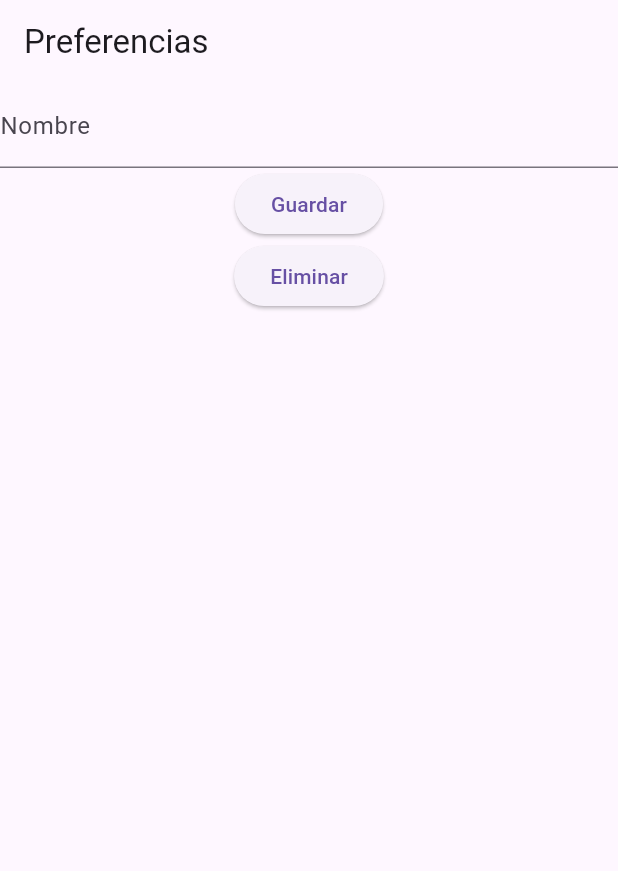
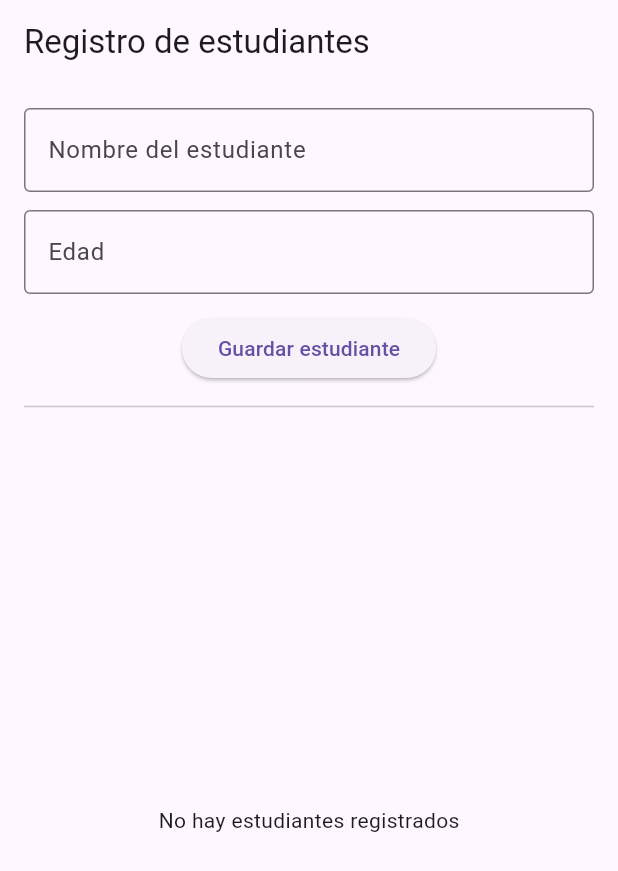
Before and after one commit to cristiansapi/APLICACIONES-MOVILES-2026-2, a Flutter app: the screen it shows after launch, on a phone screen of 412 x 824 dp. Shown: the top 871 px of the screen. Run offline on Flutter 3.47's test engine with Material 3 defaults, Android fonts, the phone set to English and light mode, and no system bars; our stand-ins replace shared_preferences, sqflite; accounts and stored records are empty.

Commit message:
sql lite

```diff
--- /dev/null
+++ b/lib/controllers/estudiante_controller.dart
@@ -0,0 +1,47 @@
+import 'package:flutter/material.dart';
+
+import '../models/estudiante.dart';
+import '../repository/estudiante_repository.dart';
+
+class EstudianteController extends ChangeNotifier {
+
+  final _repository = EstudianteRepository();
+  List<Estudiante> estudiantes = [];
+  bool cargando = false;
+
+  // LISTAR
+  Future<void> listar() async {
+    cargando = true;
+    notifyListeners();
+    try {
+      estudiantes = await _repository.listar();
+
+    } finally {
+      cargando = false;
+      notifyListeners();
+    }
+  }
+
+  // INSERTAR
+  Future<void> insertar(String nombre, int edad) async {
+    final estudiante = Estudiante(
+      nombre: nombre,
+      edad: edad,
+    );
+
+    await _repository.insertar(estudiante);
+    await listar();
+  }
+
+  // ACTUALIZAR
+  Future<void> actualizar(Estudiante estudiante) async {
+    await _repository.actualizar(estudiante);
+    await listar();
+  }
+
+  // ELIMINAR
+  Future<void> eliminar(int id) async {
+    await _repository.eliminar(id);
+    await listar();
+  }
+}
--- a/lib/main.dart
+++ b/lib/main.dart
@@ -1,4 +1,5 @@
 import 'package:flutter/material.dart';
+import 'package:flutter_app_1/screen/estudiante_screen.dart';
 import 'package:flutter_app_1/screen/screen_basico1.dart';
 import 'package:flutter_app_1/screen/screen_basico2.dart';
 import 'package:flutter_app_1/screen/screen_calculadora.dart';
@@ -17,7 +18,7 @@ class MainApp extends StatelessWidget {
   @override
   Widget build(BuildContext context) {
     return MaterialApp(
-      home: ScreenPreferencias(),
+      home: EstudianteScreen(),
     );
   }
 }
--- /dev/null
+++ b/lib/models/estudiante.dart
@@ -0,0 +1,33 @@
+class Estudiante {
+
+  final int? id;
+  final String nombre;
+  final int edad;
+
+  Estudiante({
+    this.id,
+    required this.nombre,
+    required this.edad,
+  });
+
+  // Convertir objeto a Map
+  Map<String, dynamic> toMap() {
+
+    return {
+      'nombre': nombre,
+      'edad': edad,
+    };
+
+  }
+
+  // Convertir Map a objeto
+  factory Estudiante.fromMap(Map<String, dynamic> map) {
+
+    return Estudiante(
+      id: map['id'] as int,
+      nombre: map['nombre'] as String,
+      edad: map['edad'] as int,
+    );
+
+  }
+}
--- /dev/null
+++ b/lib/repository/estudiante_repository.dart
@@ -0,0 +1,65 @@
+import '../database/database_helper.dart';
+import '../models/estudiante.dart';
+
+class EstudianteRepository {
+
+  // Obtener conexión
+  final _database = DatabaseHelper.instance;
+
+  // 1. REGISTRAR ESTUDIANTE
+  Future<int> insertar(Estudiante estudiante) async {
+    final db = await _database.database;
+    return await db.insert(
+      'estudiantes',
+      estudiante.toMap(),
+    );
+  }
+
+  // 2. LISTAR ESTUDIANTES
+  Future<List<Estudiante>> listar() async {
+    final db = await _database.database;
+    final resultado = await db.query('estudiantes');
+    return resultado
+        .map((fila) => Estudiante.fromMap(fila))
+        .toList();
+
+  }
+
+  // 3. BUSCAR ESTUDIANTE POR ID
+  Future<Estudiante?> buscarPorId(int id) async {
+    final db = await _database.database;
+    final resultado = await db.query(
+      'estudiantes',
+      where: 'id = ?',
+      whereArgs: [id],
+    );
+
+    if (resultado.isEmpty) {
+      return null;
+    }
+
+    return Estudiante.fromMap(resultado.first);
+
+  }
+
+  // 4. ACTUALIZAR ESTUDIANTE
+  Future<int> actualizar(Estudiante estudiante) async {
+    final db = await _database.database;
+    return await db.update(
+      'estudiantes',
+      estudiante.toMap(),
+      where: 'id = ?',
+      whereArgs: [estudiante.id],
+    );
+  }
+
+  // 5. ELIMINAR ESTUDIANTE
+  Future<int> eliminar(int id) async {
+    final db = await _database.database;
+    return await db.delete(
+      'estudiantes',
+      where: 'id = ?',
+      whereArgs: [id],
+    );
+  }
+}
--- /dev/null
+++ b/lib/screen/estudiante_screen.dart
@@ -0,0 +1,144 @@
+import 'package:flutter/material.dart';
+
+import '../controllers/estudiante_controller.dart';
+
+class EstudianteScreen extends StatefulWidget {
+  const EstudianteScreen({super.key});
+
+  @override
+  State<EstudianteScreen> createState() => _EstudianteScreenState();
+}
+
+class _EstudianteScreenState extends State<EstudianteScreen> {
+  final controller = EstudianteController();
+
+  final txtNombre = TextEditingController();
+  final txtEdad = TextEditingController();
+
+  @override
+  void initState() {
+    super.initState();
+    controller.listar();
+  }
+
+  // REGISTRAR
+  Future<void> registrar() async {
+    final nombre = txtNombre.text.trim();
+    final edad = int.tryParse(txtEdad.text);
+    if (nombre.isEmpty || edad == null || edad <= 0) {
+      ScaffoldMessenger.of(context).showSnackBar(
+        const SnackBar(content: Text('Ingrese un nombre y una edad válida')),
+      );
+      return;
+    }
+
+    try {
+      await controller.insertar(nombre, edad);
+      txtNombre.clear();
+      txtEdad.clear();
+      if (!mounted) return;
+      ScaffoldMessenger.of(context).showSnackBar(
+        const SnackBar(content: Text('Estudiante registrado correctamente')),
+      );
+    } catch (e) {
+      if (!mounted) return;
+      ScaffoldMessenger.of(
+        context,
+      ).showSnackBar(SnackBar(content: Text('Error: $e')));
+    }
+  }
+
+  @override
+  void dispose() {
+    txtNombre.dispose();
+    txtEdad.dispose();
+    controller.dispose();
+
+    super.dispose();
+  }
+
+  @override
+  Widget build(BuildContext context) {
+    return Scaffold(
+      appBar: AppBar(title: const Text('Registro de estudiantes')),
+      body: Padding(
+        padding: const EdgeInsets.all(16),
+        child: Column(
+          children: [
+            // NOMBRE
+            TextField(
+              controller: txtNombre,
+              decoration: const InputDecoration(
+                labelText: 'Nombre del estudiante',
+                border: OutlineInputBorder(),
+              ),
+            ),
+
+            const SizedBox(height: 12),
+
+            // EDAD
+            TextField(
+              controller: txtEdad,
+              keyboardType: TextInputType.number,
+              decoration: const InputDecoration(
+                labelText: 'Edad',
+                border: OutlineInputBorder(),
+              ),
+            ),
+
+            const SizedBox(height: 12),
+
+            // BOTÓN REGISTRAR
+            ElevatedButton(
+              onPressed: registrar,
+              child: const Text('Guardar estudiante'),
+            ),
+
+            const Divider(height: 30),
+
+            // LISTADO
+            Expanded(
+              child: ListenableBuilder(
+                listenable: controller,
+
+                builder: (context, child) {
+                  if (controller.cargando) {
+                    return const Center(child: CircularProgressIndicator());
+                  }
+
+                  if (controller.estudiantes.isEmpty) {
+                    return const Center(
+                      child: Text('No hay estudiantes registrados'),
+                    );
+                  }
+
+                  return ListView.builder(
+                    itemCount: controller.estudiantes.length,
+
+                    itemBuilder: (context, index) {
+                      final estudiante = controller.estudiantes[index];
+
+                      return ListTile(
+                        title: Text(estudiante.nombre),
+
+                        subtitle: Text('Edad: ${estudiante.edad}'),
+
+                        trailing: IconButton(
+                          icon: const Icon(Icons.delete, color: Colors.red),
+
+                          onPressed: () async {
+                            await controller.eliminar(estudiante.id!);
+                          },
+                        ),
+                      );
+                    },
+                  );
+                },
+              ),
+            ),
+          ],
+        ),
+      ),
+    );
+  }
+}
--- a/pubspec.yaml
+++ b/pubspec.yaml
@@ -9,7 +9,9 @@ environment:
 dependencies:
   flutter:
     sdk: flutter
+  path: ^1.9.1
   shared_preferences: ^2.5.5
+  sqflite: ^2.4.2
 
 dev_dependencies:
   flutter_test:
```
Also changed, not shown: lib/database/database_helper.dart (added, +53 -0 lines), pubspec.lock, 1 other file.
